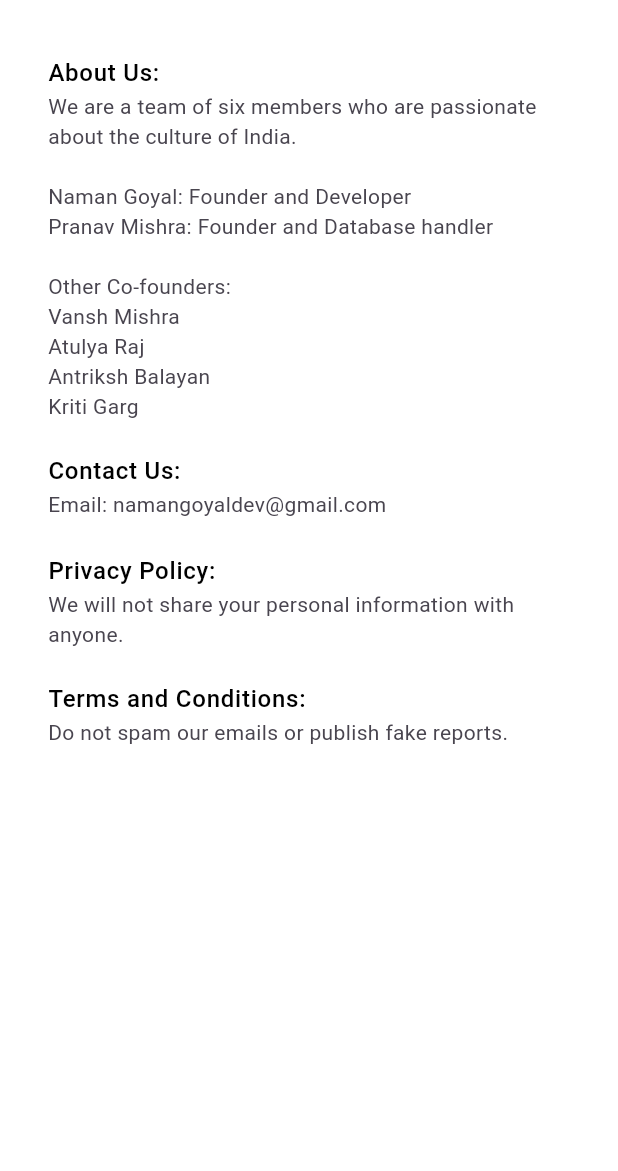
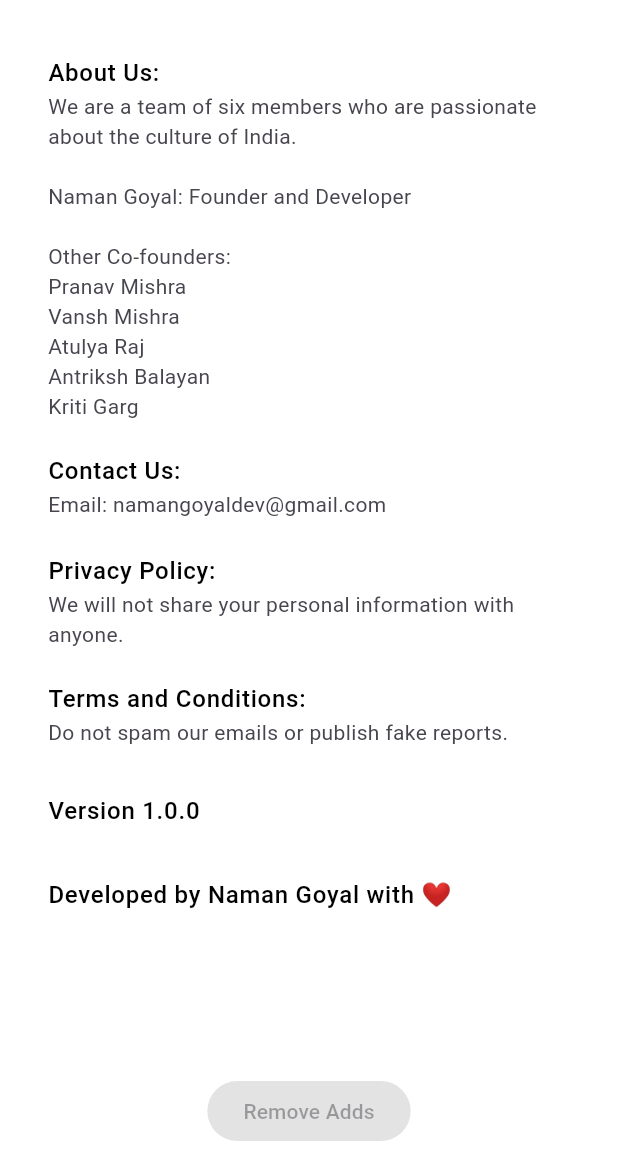
Before and after one commit to NamanGoyalK/CRAVEL-Overhauled, a Flutter app: the screen it shows once a user with an empty profile is signed in, item 2 of the bottom bar chosen, after a tap on "SUBMIT", after a tap on the "menu" icon, on a phone screen of 412 x 824 dp, the part 65-1236 px from its top. Run offline on Flutter 3.47's test engine with Material 3 defaults, Android fonts, the phone set to English and light mode, and no system bars; our stand-ins replace firebase_auth, firebase_core, google_sign_in; missing offline and left inert: email_otp; accounts and stored records are empty; network calls fail.

Commit message:
Button upgraded

```diff
--- a/cravel/lib/Pages/SubPages/report_page.dart
+++ b/cravel/lib/Pages/SubPages/report_page.dart
@@ -1,3 +1,4 @@
+import 'package:flutter/foundation.dart';
 import 'package:flutter/material.dart';
 import 'package:cravel/widgets/text_fields.dart';
 import 'dart:async';
@@ -49,13 +50,66 @@ class SubmitButton extends StatefulWidget {
 class _SubmitButtonState extends State<SubmitButton> {
   bool _enabled = true;
   bool isExpanded = false;
-  bool isSubmitted = false;
+  bool isSubmitted = true;
   void _onTap() {
     // Disable GestureDetector's 'onTap' property.
     setState(() => _enabled = false);
 
-    // Enable it after 1s.
-    Timer(const Duration(seconds: 4), () => setState(() => _enabled = true));
+    if (!RegExp("^[a-zA-Z0-9+_.-]+@[a-zA-Z0-9.-]+.[a-z]")
+        .hasMatch(email.text)) {
+      isSubmitted = false;
+      Timer(const Duration(seconds: 4), () => setState(() => _enabled = true));
+      ScaffoldMessenger.of(context).showSnackBar(
+        const SnackBar(
+          content: Text('Please enter a valid email'),
+        ),
+      );
+    } else if (location.text.isEmpty) {
+      isSubmitted = false;
+      Timer(const Duration(seconds: 4), () => setState(() => _enabled = true));
+      ScaffoldMessenger.of(context).showSnackBar(
+        const SnackBar(
+          content: Text('Please enter a valid location'),
+        ),
+      );
+    } else if (description.text.isEmpty) {
+      isSubmitted = false;
+      Timer(const Duration(seconds: 4), () => setState(() => _enabled = true));
+      ScaffoldMessenger.of(context).showSnackBar(
+        const SnackBar(
+          content: Text('Please enter a valid description'),
+        ),
+      );
+    } else if (time.text.isEmpty) {
+      isSubmitted = false;
+      Timer(const Duration(seconds: 4), () => setState(() => _enabled = true));
+      ScaffoldMessenger.of(context).showSnackBar(
+        const SnackBar(
+          content: Text('Please enter a valid time'),
+        ),
+      );
+    } else {
+      isSubmitted = true;
+      Timer(const Duration(hours: 1), () => setState(() => _enabled = true));
+
+      if (kDebugMode) {
+        print(email.text);
+        print(location.text);
+        print(description.text);
+        print(time.text);
+      }
+      //todo: Send report
+      ScaffoldMessenger.of(context).showSnackBar(
+        const SnackBar(
+          content: Text('Thank you for your report'),
+        ),
+      );
+      ScaffoldMessenger.of(context).showSnackBar(
+        const SnackBar(
+          content: Text('You can submit another report after an hour'),
+        ),
+      );
+    }
 
     setState(() {
       isExpanded = !isExpanded;
--- a/cravel/lib/Pages/login_page.dart
+++ b/cravel/lib/Pages/login_page.dart
@@ -56,28 +56,8 @@ class _LoginState extends State<Login> {
                   informative: 'Login to Continue',
                 ),
                 const LogoPicture(),
-                InputField(
-                  controller: email,
-                  keyboardType: TextInputType.emailAddress,
-                  labelText: 'Email',
-                  hintText: 'Enter Email',
-                ),
-                PasswordField(
-                  password: password,
-                  passwordVisible: passwordVisible,
-                  suffixIcon: IconButton(
-                    icon: Icon(passwordVisible
-                        ? Icons.visibility_outlined
-                        : Icons.visibility_off_outlined),
-                    onPressed: () {
-                      setState(
-                        () {
-                          passwordVisible = !passwordVisible;
-                        },
-                      );
-                    },
-                  ),
-                ),
+                emailInput(),
+                passwordInput(),
                 forgotButton(context),
                 loginButton(context),
                 createAccountButton(context),
@@ -88,6 +68,34 @@ class _LoginState extends State<Login> {
           ),
         ),
       ),
+    );
+  }
+
+  PasswordField passwordInput() {
+    return PasswordField(
+      password: password,
+      passwordVisible: passwordVisible,
+      suffixIcon: IconButton(
+        icon: Icon(passwordVisible
+            ? Icons.visibility_outlined
+            : Icons.visibility_off_outlined),
+        onPressed: () {
+          setState(
+            () {
+              passwordVisible = !passwordVisible;
+            },
+          );
+        },
+      ),
+    );
+  }
+
+  InputField emailInput() {
+    return InputField(
+      controller: email,
+      keyboardType: TextInputType.emailAddress,
+      labelText: 'Email',
+      hintText: 'Enter Email',
     );
   }
 
--- a/cravel/lib/Pages/more_page.dart
+++ b/cravel/lib/Pages/more_page.dart
@@ -15,7 +15,8 @@ class MorePage extends StatelessWidget {
     return Scaffold(
       backgroundColor: const Color(0xffffffff),
       appBar: titleBar(context),
-      body: const Padding(
+      body: const SingleChildScrollView(
+        child: Padding(
           padding: EdgeInsets.all(16.0),
           child: Column(
             mainAxisAlignment: MainAxisAlignment.start,
@@ -32,7 +33,7 @@ class MorePage extends StatelessWidget {
                   ),
                 ),
                 subtitle: Text(
-                  'We are a team of six members who are passionate about the culture of India.\n\nNaman Goyal: Founder and Developer\nPranav Mishra: Founder and Database handler\n\nOther Co-founders:\nVansh Mishra\nAtulya Raj\nAntriksh Balayan\nKriti Garg'),
+                    'We are a team of six members who are passionate about the culture of India.\n\nNaman Goyal: Founder and Developer\n\nOther Co-founders:\nPranav Mishra\nVansh Mishra\nAtulya Raj\nAntriksh Balayan\nKriti Garg'),
               ),
               ListTile(
                 title: Text(
@@ -76,9 +77,33 @@ class MorePage extends StatelessWidget {
                   'Do not spam our emails or publish fake reports.',
                 ),
               ),
+              ListTile(
+                title: Text(
+                  'Version 1.0.0',
+                  style: TextStyle(
+                    color: Color.fromARGB(255, 0, 0, 0),
+                    fontSize: 16,
+                    fontWeight: FontWeight.w500,
+                    fontStyle: FontStyle.normal,
+                  ),
+                ),
+              ),
+              ListTile(
+                title: Text(
+                  'Developed by Naman Goyal with ❤️',
+                  style: TextStyle(
+                    color: Color.fromARGB(255, 0, 0, 0),
+                    fontSize: 16,
+                    fontWeight: FontWeight.w500,
+                    fontStyle: FontStyle.normal,
+                  ),
+                ),
+              ),
             ],
           ),
         ),
+      ),
+      bottomNavigationBar: bottomBar(context),
     );
   }
 
@@ -136,4 +161,16 @@ class MorePage extends StatelessWidget {
       ],
     );
   }
+
+  bottomBar(BuildContext context) {
+    return const BottomAppBar(
+      color: Color(0xffffffff),
+      child: Row(
+        mainAxisAlignment: MainAxisAlignment.spaceEvenly,
+        children: [
+          ElevatedButton(onPressed: null, child: Text('Remove Adds')),
+        ],
+      ),
+    );
   }
+}
```
Lines whose indentation alone changed are shown as unchanged.
